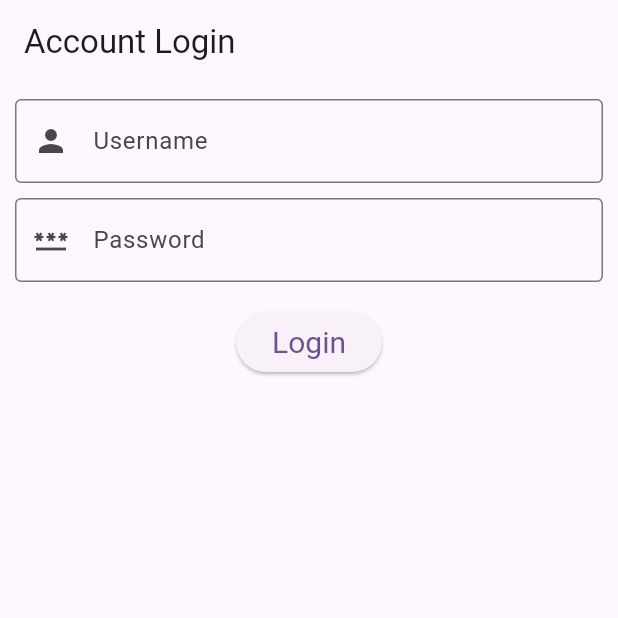
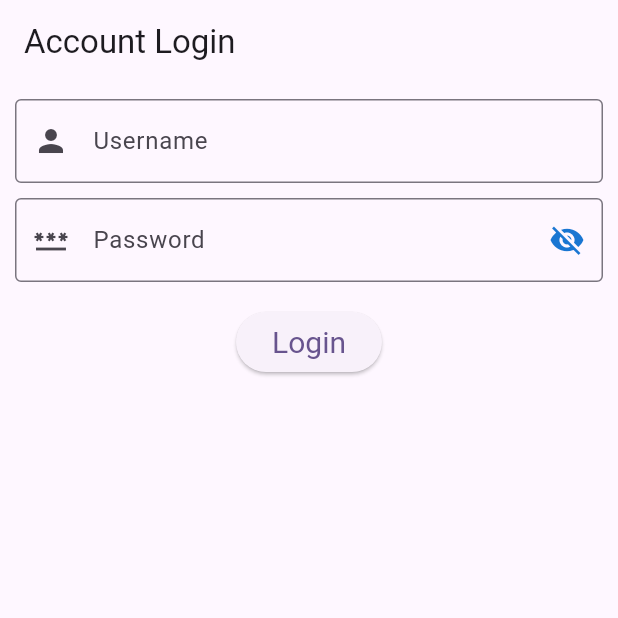
Before and after one commit to BraxWong/Daily-Leetcode-Randomizer, a Flutter app: the screen it shows after launch, on a phone screen of 412 x 824 dp, the top half of it. Run offline on Flutter 3.47's test engine with Material 3 defaults, Android fonts, the phone set to English and light mode, and no system bars; our stand-ins replace sqflite; accounts and stored records are empty.

Commit message:
feature: added a show/hide password feature. refactor: added comments to the popUpWindow class.

```diff
--- a/daily_leetcode_randomizer/lib/Login.dart
+++ b/daily_leetcode_randomizer/lib/Login.dart
@@ -28,12 +28,13 @@ class Body extends StatefulWidget {
 class _BodyState extends State<Body> {
   String username = "";
   String password = "";
+  bool passwordVisible = false;
   TextEditingController usernameController = new TextEditingController();
   TextEditingController passwordController = new TextEditingController();
   final ButtonStyle style = ElevatedButton.styleFrom(textStyle: const TextStyle(fontSize: 20));
 
+
   void login(BuildContext context){
-    //TODO: Need to use firebase to verify username and password combinations
     this.username = usernameController.text;
     this.password = passwordController.text;
 
@@ -62,7 +63,6 @@ class _BodyState extends State<Body> {
           }
         });
       } else {
-        /*Falls through for now */
         PopUpWindow().showPopUpWindow(context, "Incorrect Password", "Incorrect password, please try again");
       }
     });
@@ -89,10 +89,21 @@ class _BodyState extends State<Body> {
                         SizedBox(height: 10),
                         TextField(
                           controller: passwordController,
-                          obscureText: true,
+                          obscureText: !this.passwordVisible,
                           decoration: InputDecoration(
                             prefixIcon: Icon(
                               Icons.password
+                            ),
+                            suffixIcon: IconButton(
+                                  icon: Icon(
+                                    this.passwordVisible ? Icons.visibility : Icons.visibility_off,
+                                    color: Theme.of(context).primaryColorDark,
+                                  ),
+                                  onPressed: () {
+                                    setState(() {
+                                        this.passwordVisible = !this.passwordVisible;
+                                    });
+                                  },
                             ),
                             labelText: "Password",
                             border: new OutlineInputBorder(
@@ -109,5 +120,5 @@ class _BodyState extends State<Body> {
                       ]
                     )
                 ));
+    }
   }
-}
```
Also changed, not shown: daily_leetcode_randomizer/lib/popUpWindow.dart (+11 -0 lines).
